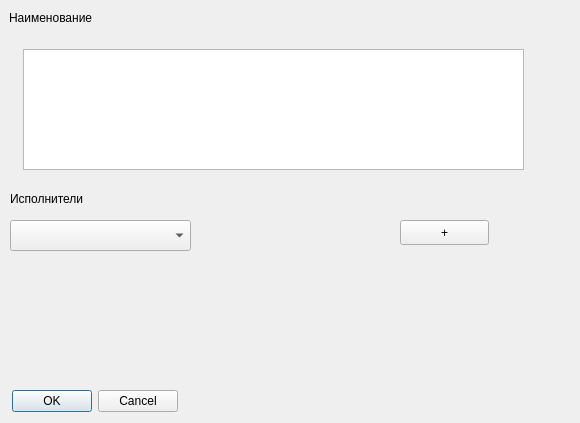
Yudin-num2/EVP_QT6, file add_task_dialog.ui: the form before one commit.
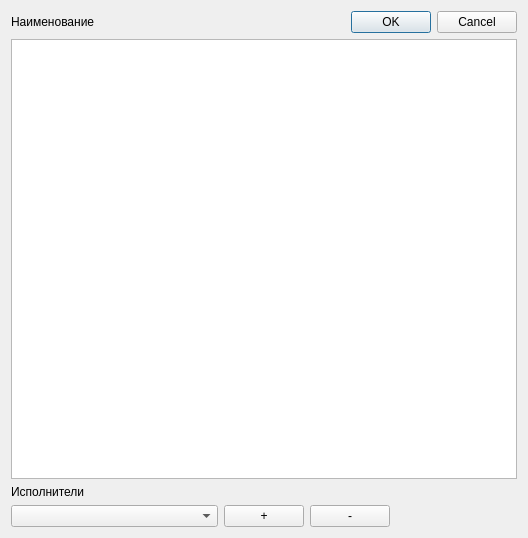
The form after the commit. Icons and pictures are not drawn.

Commit message: complete func add task in dialog

```diff
--- a/add_task_dialog.ui
+++ b/add_task_dialog.ui
@@ -6,88 +6,94 @@
    <rect>
     <x>0</x>
     <y>0</y>
-    <width>580</width>
-    <height>423</height>
+    <width>528</width>
+    <height>538</height>
    </rect>
   </property>
   <property name="windowTitle">
    <string>Dialog</string>
   </property>
+  <property name="windowIcon">
+   <iconset theme="address-book-new">
+    <normaloff>.</normaloff>.</iconset>
+  </property>
+  <layout class="QGridLayout" name="gridLayout">
+   <item row="4" column="0">
+    <widget class="QComboBox" name="worker_combobox">
+     <property name="sizePolicy">
+      <sizepolicy hsizetype="Expanding" vsizetype="Preferred">
+       <horstretch>0</horstretch>
+       <verstretch>0</verstretch>
+      </sizepolicy>
+     </property>
+     <property name="minimumSize">
+      <size>
+       <width>50</width>
+       <height>0</height>
+      </size>
+     </property>
+     <property name="maxVisibleItems">
+      <number>7</number>
+     </property>
+    </widget>
+   </item>
+   <item row="3" column="0">
+    <widget class="QLabel" name="workers_label">
+     <property name="text">
+      <string>Исполнители</string>
+     </property>
+    </widget>
+   </item>
+   <item row="0" column="0">
+    <widget class="QLabel" name="name_of_task">
+     <property name="text">
+      <string>Наименование</string>
+     </property>
+    </widget>
+   </item>
+   <item row="1" column="0" colspan="3">
+    <widget class="QPlainTextEdit" name="text_task"/>
+   </item>
+   <item row="0" column="2">
   <widget class="QDialogButtonBox" name="buttonBox">
-   <property name="geometry">
-    <rect>
-     <x>9</x>
-     <y>389</y>
-     <width>169</width>
-     <height>25</height>
-    </rect>
-   </property>
    <property name="orientation">
     <enum>Qt::Horizontal</enum>
    </property>
    <property name="standardButtons">
     <set>QDialogButtonBox::Cancel|QDialogButtonBox::Ok</set>
    </property>
-  </widget>
-  <widget class="QLabel" name="name_of_task">
-   <property name="geometry">
-    <rect>
-     <x>9</x>
-     <y>9</y>
-     <width>107</width>
-     <height>17</height>
-    </rect>
-   </property>
-   <property name="text">
-    <string>Наименование</string>
-   </property>
-  </widget>
-  <widget class="QPlainTextEdit" name="text_task">
-   <property name="geometry">
-    <rect>
-     <x>23</x>
-     <y>49</y>
-     <width>501</width>
-     <height>121</height>
-    </rect>
-   </property>
-  </widget>
-  <widget class="QLabel" name="workers_label">
-   <property name="geometry">
-    <rect>
-     <x>10</x>
-     <y>190</y>
-     <width>107</width>
-     <height>17</height>
-    </rect>
-   </property>
+     <property name="centerButtons">
+      <bool>false</bool>
+     </property>
+    </widget>
+   </item>
+   <item row="4" column="2">
+    <widget class="QPushButton" name="remove_worker_button">
+     <property name="sizePolicy">
+      <sizepolicy hsizetype="Fixed" vsizetype="Fixed">
+       <horstretch>0</horstretch>
+       <verstretch>0</verstretch>
+      </sizepolicy>
+     </property>
    <property name="text">
-    <string>Исполнители</string>
-   </property>
-  </widget>
-  <widget class="QComboBox" name="worker_combobox">
-   <property name="geometry">
-    <rect>
-     <x>10</x>
-     <y>220</y>
-     <width>181</width>
-     <height>31</height>
-    </rect>
-   </property>
-  </widget>
+      <string>-</string>
+     </property>
+    </widget>
+   </item>
+   <item row="4" column="1">
   <widget class="QPushButton" name="add_worker_button">
-   <property name="geometry">
-    <rect>
-     <x>400</x>
-     <y>220</y>
-     <width>89</width>
-     <height>25</height>
-    </rect>
+     <property name="sizePolicy">
+      <sizepolicy hsizetype="Fixed" vsizetype="Fixed">
+       <horstretch>0</horstretch>
+       <verstretch>0</verstretch>
+      </sizepolicy>
    </property>
    <property name="text">
     <string>+</string>
    </property>
   </widget>
+   </item>
+  </layout>
  </widget>
  <resources/>
  <connections>
```
Left out of the diff: 2 changed lines with no effect on the pictures. Lines whose indentation alone changed are shown as unchanged. The commit also changes 4 other files.
